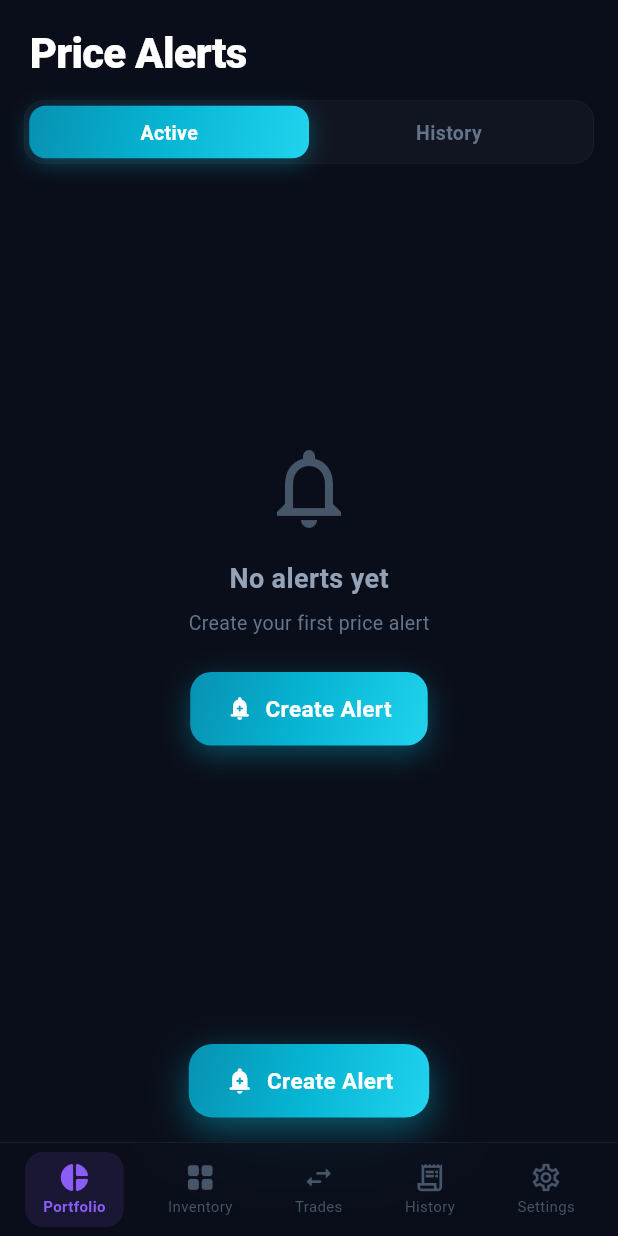
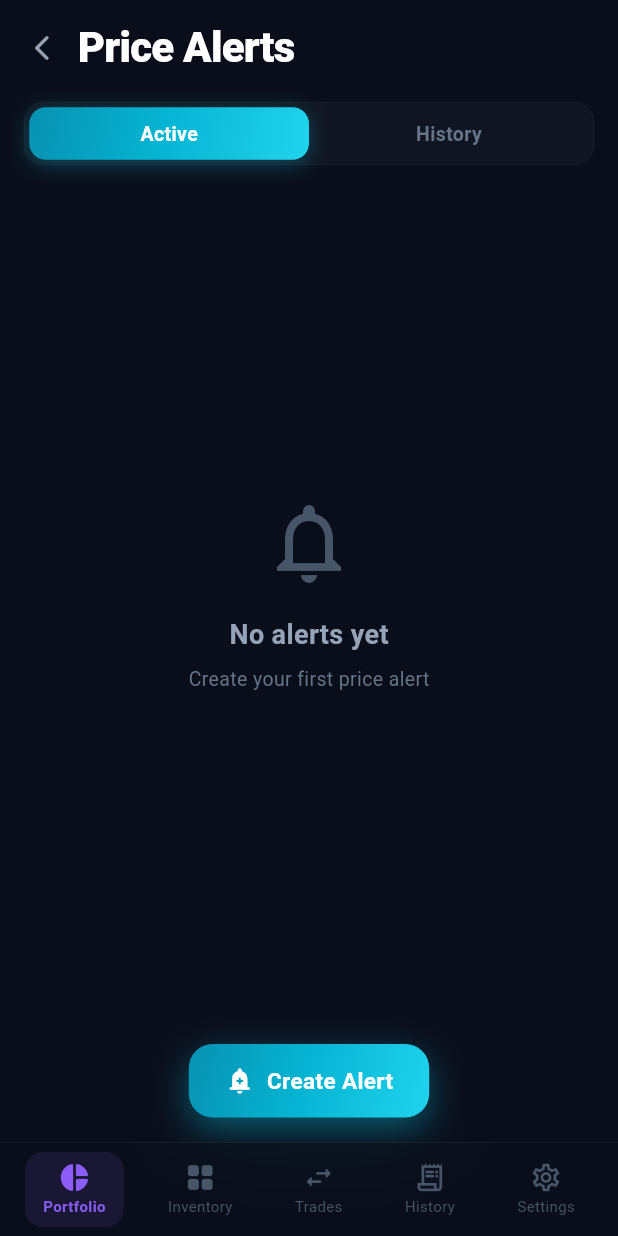
Before and after one commit to aihnatiev1/SkinKeeper, a Flutter app: the AlertsScreen screen opened by its route, on a phone screen of 412 x 824 dp. Run offline on Flutter 3.47's test engine with Material 3 defaults, Android fonts, the phone set to English and light mode, and no system bars; drawn by our look-alikes of flutter_animate; our stand-ins replace app_links, cached_network_image, dio, firebase_core, firebase_messaging, fl_chart and 8 more; missing offline and left inert: home_widget; accounts and stored records are empty; network calls fail.

Commit message:
fix(alerts): remove duplicate Create Alert button, add back navigation

```diff
--- a/lib/features/alerts/alerts_screen.dart
+++ b/lib/features/alerts/alerts_screen.dart
@@ -6,9 +6,7 @@ import 'package:go_router/go_router.dart';
 
 import '../../core/theme.dart';
 import '../../models/alert.dart';
-import '../../widgets/premium_gate.dart';
 import '../../widgets/shared_ui.dart';
-import '../purchases/iap_service.dart';
 import 'alerts_provider.dart';
 
 class AlertsScreen extends ConsumerStatefulWidget {
@@ -47,9 +45,14 @@ class _AlertsScreenState extends ConsumerState<AlertsScreen> {
               children: [
                 // ── Custom header ──
                 Padding(
-                  padding: const EdgeInsets.fromLTRB(20, 16, 16, 0),
+                  padding: const EdgeInsets.fromLTRB(4, 8, 16, 0),
                   child: Row(
                     children: [
+                      IconButton(
+                        icon: const Icon(Icons.arrow_back_ios_new_rounded,
+                            size: 20, color: AppTheme.textSecondary),
+                        onPressed: () => context.pop(),
+                      ),
                       const Expanded(
                         child: Text(
                           'Price Alerts',
@@ -181,44 +184,6 @@ class _ActiveAlertsTab extends ConsumerWidget {
                   style: TextStyle(
                     fontSize: 13,
                     color: AppTheme.textMuted,
-                  ),
-                ),
-                const SizedBox(height: 24),
-                GestureDetector(
-                  onTap: () {
-                    HapticFeedback.lightImpact();
-                    context.push('/alerts/create');
-                  },
-                  child: Container(
-                    padding: const EdgeInsets.symmetric(
-                        horizontal: 24, vertical: 14),
-                    decoration: BoxDecoration(
-                      gradient: AppTheme.accentGradient,
-                      borderRadius: BorderRadius.circular(14),
-                      boxShadow: [
-                        BoxShadow(
-                          color: AppTheme.accent.withValues(alpha: 0.35),
-                          blurRadius: 16,
-                          offset: const Offset(0, 6),
-                        ),
-                      ],
-                    ),
-                    child: const Row(
-                      mainAxisSize: MainAxisSize.min,
-                      children: [
-                        Icon(Icons.add_alert_rounded,
-                            size: 18, color: Colors.white),
-                        SizedBox(width: 8),
-                        Text(
-                          'Create Alert',
-                          style: TextStyle(
-                            color: Colors.white,
-                            fontWeight: FontWeight.w700,
-                            fontSize: 15,
-                          ),
-                        ),
-                      ],
-                    ),
                   ),
                 ),
               ],
```
